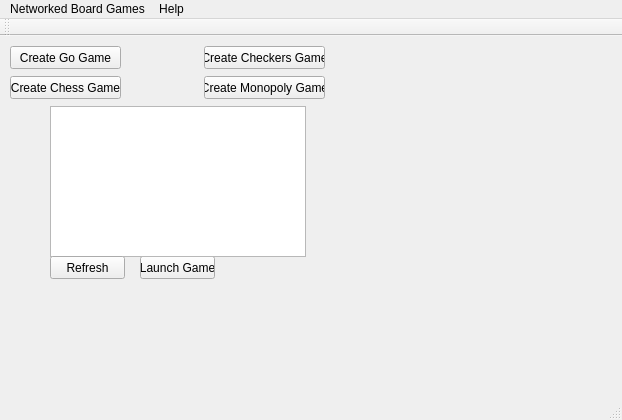
Above: mainwindow.ui from ppate67/NetworkBoardGames before the change. Below: the same form after it.
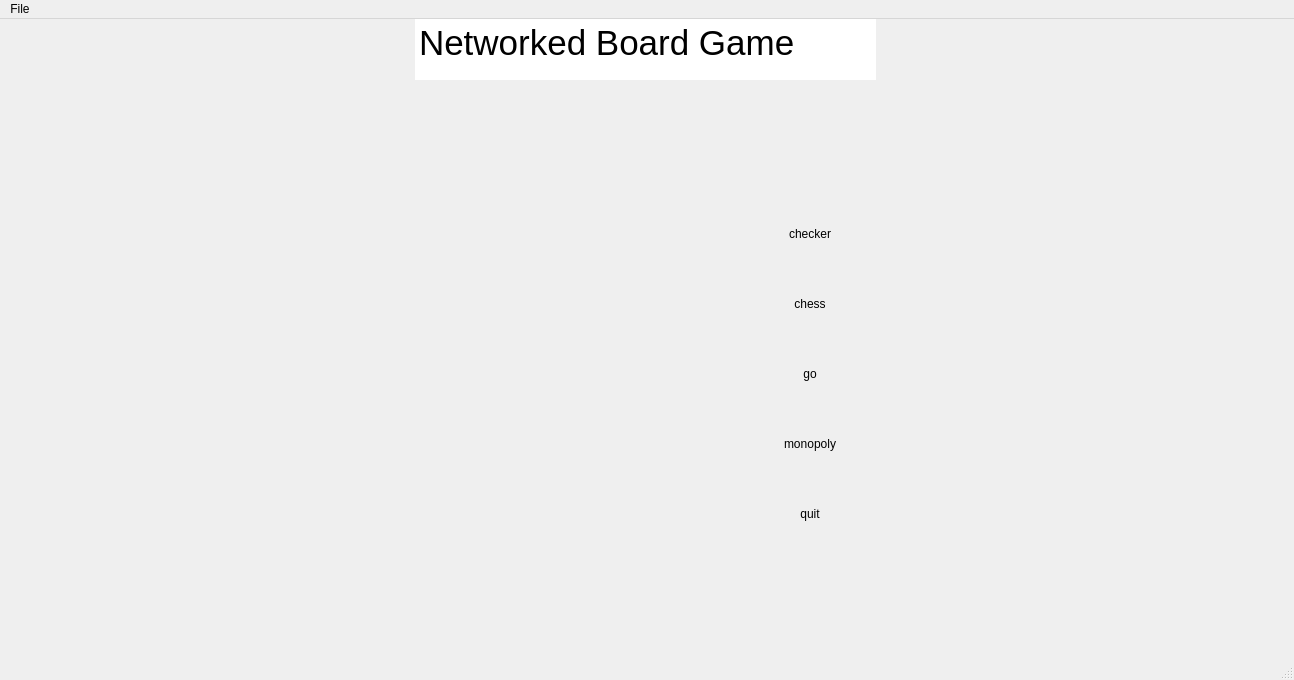
That is the form after the change. Icons and pictures are not drawn.

```diff
--- a/mainwindow.ui
+++ b/mainwindow.ui
@@ -6,134 +6,242 @@
    <rect>
     <x>0</x>
     <y>0</y>
-    <width>622</width>
-    <height>420</height>
+    <width>1294</width>
+    <height>680</height>
    </rect>
   </property>
   <property name="windowTitle">
    <string>MainWindow</string>
   </property>
+  <property name="windowOpacity">
+   <double>0.000000000000000</double>
+  </property>
+  <property name="styleSheet">
+   <string notr="true">
+</string>
+  </property>
   <widget class="QWidget" name="centralWidget">
-   <widget class="QPushButton" name="pushButton">
-    <property name="geometry">
-     <rect>
-      <x>140</x>
-      <y>220</y>
-      <width>75</width>
-      <height>23</height>
-     </rect>
-    </property>
-    <property name="text">
-     <string>Launch Game</string>
-    </property>
-   </widget>
-   <widget class="QListWidget" name="listWidget">
-    <property name="geometry">
-     <rect>
-      <x>50</x>
-      <y>70</y>
-      <width>256</width>
-      <height>151</height>
-     </rect>
-    </property>
-   </widget>
+   <property name="styleSheet">
+    <string notr="true">background-image:url(:/board.png);
+background-position: all;</string>
+   </property>
    <widget class="QPushButton" name="pushButton_2">
     <property name="geometry">
      <rect>
-      <x>10</x>
-      <y>40</y>
-      <width>111</width>
-      <height>23</height>
+      <x>710</x>
+      <y>190</y>
+      <width>200</width>
+      <height>50</height>
      </rect>
     </property>
+    <property name="minimumSize">
+     <size>
+      <width>0</width>
+      <height>0</height>
+     </size>
+    </property>
+    <property name="focusPolicy">
+     <enum>Qt::StrongFocus</enum>
+    </property>
+    <property name="whatsThis">
+     <string>&lt;html&gt;&lt;head/&gt;&lt;body&gt;&lt;p&gt;&lt;br/&gt;&lt;/p&gt;&lt;/body&gt;&lt;/html&gt;</string>
+    </property>
+    <property name="styleSheet">
+     <string notr="true">font: 24pt &quot;MV Boli&quot;;
+border-style:solid;</string>
+    </property>
     <property name="text">
-     <string>Create Chess Game</string>
+     <string>checker</string>
     </property>
    </widget>
    <widget class="QPushButton" name="pushButton_3">
     <property name="geometry">
      <rect>
-      <x>10</x>
-      <y>10</y>
-      <width>111</width>
-      <height>23</height>
+      <x>710</x>
+      <y>260</y>
+      <width>200</width>
+      <height>50</height>
      </rect>
     </property>
+    <property name="minimumSize">
+     <size>
+      <width>0</width>
+      <height>0</height>
+     </size>
+    </property>
+    <property name="styleSheet">
+     <string notr="true">font: 24pt &quot;MV Boli&quot;;
+border-style:solid;</string>
+    </property>
     <property name="text">
-     <string>Create Go Game</string>
+     <string>chess</string>
     </property>
    </widget>
    <widget class="QPushButton" name="pushButton_4">
     <property name="geometry">
      <rect>
-      <x>204</x>
-      <y>40</y>
-      <width>121</width>
-      <height>23</height>
+      <x>710</x>
+      <y>330</y>
+      <width>200</width>
+      <height>50</height>
      </rect>
     </property>
+    <property name="minimumSize">
+     <size>
+      <width>0</width>
+      <height>0</height>
+     </size>
+    </property>
+    <property name="styleSheet">
+     <string notr="true">font: 24pt &quot;MV Boli&quot;;
+border-style:solid;</string>
+    </property>
     <property name="text">
-     <string>Create Monopoly Game</string>
+     <string>go</string>
     </property>
    </widget>
    <widget class="QPushButton" name="pushButton_5">
     <property name="geometry">
      <rect>
-      <x>204</x>
-      <y>10</y>
-      <width>121</width>
-      <height>23</height>
+      <x>710</x>
+      <y>400</y>
+      <width>200</width>
+      <height>50</height>
      </rect>
     </property>
+    <property name="minimumSize">
+     <size>
+      <width>0</width>
+      <height>0</height>
+     </size>
+    </property>
+    <property name="styleSheet">
+     <string notr="true">font: 24pt &quot;MV Boli&quot;;
+border-style:solid;</string>
+    </property>
     <property name="text">
-     <string>Create Checkers Game</string>
+     <string>monopoly</string>
     </property>
    </widget>
    <widget class="QPushButton" name="pushButton_6">
     <property name="geometry">
      <rect>
-      <x>50</x>
-      <y>220</y>
-      <width>75</width>
-      <height>23</height>
+      <x>710</x>
+      <y>470</y>
+      <width>200</width>
+      <height>50</height>
      </rect>
     </property>
+    <property name="minimumSize">
+     <size>
+      <width>0</width>
+      <height>0</height>
+     </size>
+    </property>
+    <property name="styleSheet">
+     <string notr="true">font: 24pt &quot;MV Boli&quot;;
+border-style:solid;</string>
+    </property>
     <property name="text">
-     <string>Refresh</string>
+     <string>quit</string>
+    </property>
+   </widget>
+   <widget class="QTextEdit" name="textEdit">
+    <property name="geometry">
+     <rect>
+      <x>415</x>
+      <y>0</y>
+      <width>461</width>
+      <height>61</height>
+     </rect>
+    </property>
+    <property name="focusPolicy">
+     <enum>Qt::NoFocus</enum>
+    </property>
+    <property name="contextMenuPolicy">
+     <enum>Qt::DefaultContextMenu</enum>
+    </property>
+    <property name="styleSheet">
+     <string notr="true">
+font: 26pt &quot;MV Boli&quot;;</string>
+    </property>
+    <property name="frameShape">
+     <enum>QFrame::NoFrame</enum>
+    </property>
+    <property name="lineWidth">
+     <number>0</number>
+    </property>
+    <property name="html">
+     <string>&lt;!DOCTYPE HTML PUBLIC &quot;-//W3C//DTD HTML 4.0//EN&quot; &quot;http://www.w3.org/TR/REC-html40/strict.dtd&quot;&gt;
+&lt;html&gt;&lt;head&gt;&lt;meta name=&quot;qrichtext&quot; content=&quot;1&quot; /&gt;&lt;style type=&quot;text/css&quot;&gt;
+p, li { white-space: pre-wrap; }
+&lt;/style&gt;&lt;/head&gt;&lt;body style=&quot; font-family:'MV Boli'; font-size:26pt; font-weight:400; font-style:normal;&quot;&gt;
+&lt;p style=&quot; margin-top:0px; margin-bottom:0px; margin-left:0px; margin-right:0px; -qt-block-indent:0; text-indent:0px;&quot;&gt;Networked Board Game&lt;/p&gt;&lt;/body&gt;&lt;/html&gt;</string>
     </property>
    </widget>
   </widget>
+  <widget class="QStatusBar" name="statusBar"/>
   <widget class="QMenuBar" name="menuBar">
    <property name="geometry">
     <rect>
      <x>0</x>
      <y>0</y>
-     <width>622</width>
-     <height>21</height>
+     <width>1294</width>
+     <height>23</height>
     </rect>
    </property>
-   <widget class="QMenu" name="menuNetworked_Board_Games">
+   <widget class="QMenu" name="menuFile">
     <property name="title">
-     <string>Networked Board Games</string>
+     <string>File</string>
     </property>
    </widget>
-   <widget class="QMenu" name="menuHelp">
-    <property name="title">
-     <string>Help</string>
-    </property>
-   </widget>
-   <addaction name="menuNetworked_Board_Games"/>
-   <addaction name="menuHelp"/>
+   <addaction name="menuFile"/>
   </widget>
-  <widget class="QToolBar" name="mainToolBar">
-   <attribute name="toolBarArea">
-    <enum>TopToolBarArea</enum>
-   </attribute>
-   <attribute name="toolBarBreak">
-    <bool>false</bool>
-   </attribute>
-  </widget>
-  <widget class="QStatusBar" name="statusBar"/>
+  <action name="actionquit">
+   <property name="text">
+    <string>quit</string>
+   </property>
+  </action>
+  <action name="actionconnect_network">
+   <property name="text">
+    <string>connect network</string>
+   </property>
+  </action>
+  <action name="actionplay_with_AI">
+   <property name="text">
+    <string>play with AI</string>
+   </property>
+  </action>
+  <action name="actionconnect_network_2">
+   <property name="text">
+    <string>connect network</string>
+   </property>
+  </action>
+  <action name="actionplay_with_AI_2">
+   <property name="text">
+    <string>play with AI</string>
+   </property>
+  </action>
+  <action name="actionconnect_network_3">
+   <property name="text">
+    <string>connect network</string>
+   </property>
+  </action>
+  <action name="actionplay_with_AI_3">
+   <property name="text">
+    <string>play with AI</string>
+   </property>
+  </action>
+  <action name="actionconnect_network_4">
+   <property name="text">
+    <string>connect network</string>
+   </property>
+  </action>
+  <action name="actionplay_with_AI_4">
+   <property name="text">
+    <string>play with AI</string>
+   </property>
+  </action>
  </widget>
  <layoutdefault spacing="6" margin="11"/>
  <resources/>
```
Left out of the diff: 42 changed lines with no effect on the pictures.
